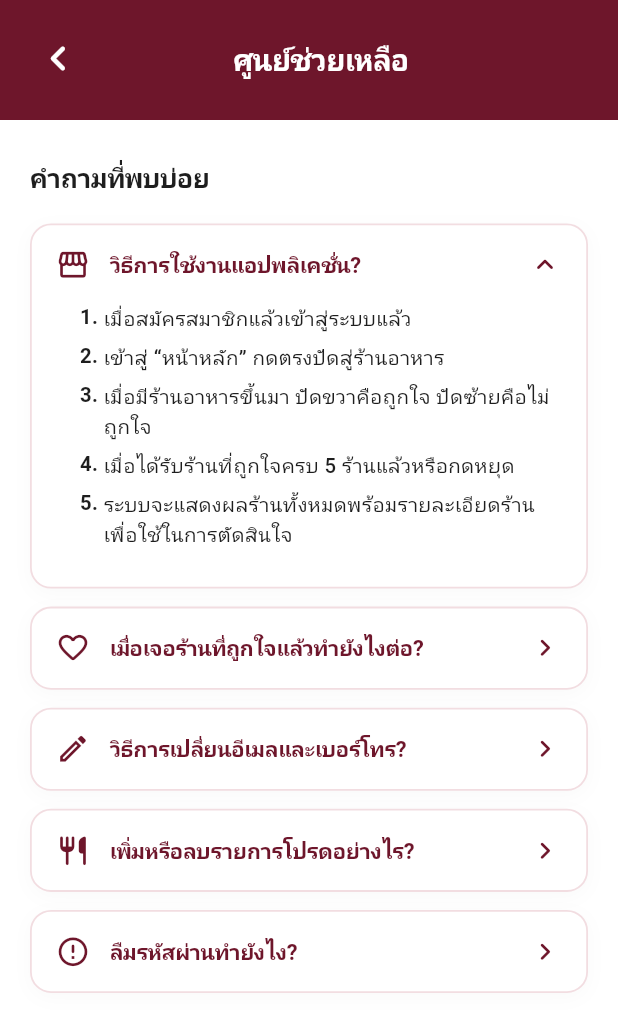
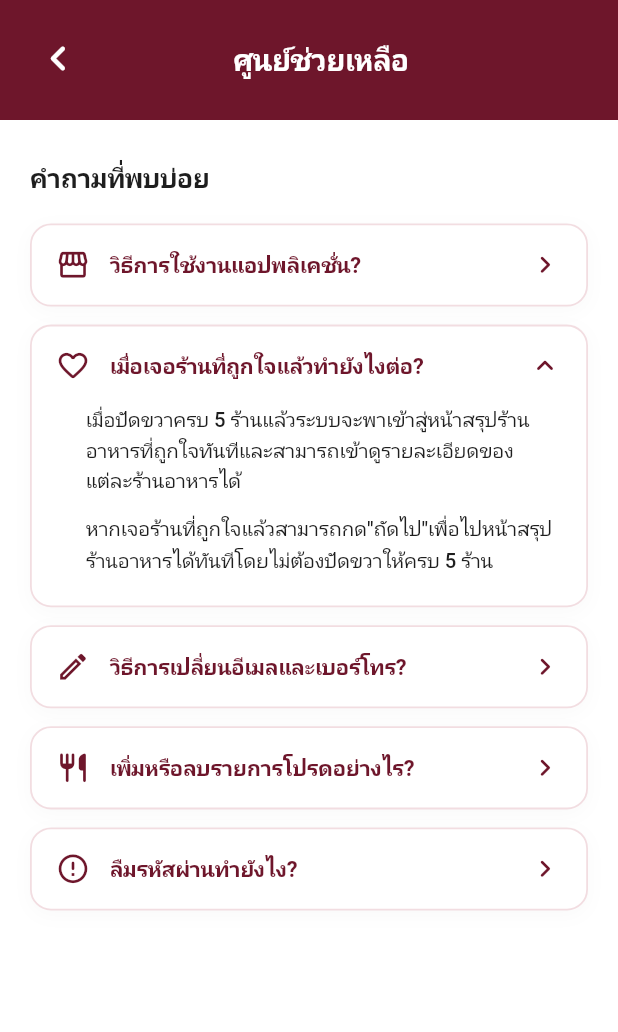
Before and after one commit to Book7076/mobile_pin, a Flutter app: the HelpCenterScreen screen opened directly, on a phone screen of 412 x 824 dp. Shown: the top 1032 px of the screen. Run offline on Flutter 3.47's test engine with Material 3 defaults, Android fonts, the phone set to English and light mode, and no system bars; our stand-ins replace appinio_swiper, flutter_dotenv, flutter_map, flutter_riverpod, geolocator, latlong2 and 1 more; accounts and stored records are empty; statements that could not run were skipped.

Commit message:
feat: อัปเดต HelpCenterScreen เพิ่มคำตอบข้อที่ 2 (เมื่อเจอร้านที่ถูกใจแล้วทำยังไงต่อ?) แบบพารากราฟ 2 ย่อหน้า พร้อมระบบ Accordion ขยายแสดงผล

```diff
--- a/lib/screens/profile/help_center_screen.dart
+++ b/lib/screens/profile/help_center_screen.dart
@@ -11,24 +11,27 @@ class HelpCenterScreen extends StatefulWidget {
 class _FaqItem {
   final IconData icon;
   final String question;
-  final List<String> steps;
+  final bool isNumbered;
+  final List<String> content;
 
   const _FaqItem({
     required this.icon,
     required this.question,
-    required this.steps,
+    this.isNumbered = true,
+    required this.content,
   });
 }
 
 class _HelpCenterScreenState extends State<HelpCenterScreen> {
-  // Index of the currently expanded FAQ card (0 is expanded initially to match mockup)
-  int? _expandedIndex = 0;
+  // Index of the currently expanded FAQ card (1 is expanded to show Question 2 answer as requested)
+  int? _expandedIndex = 1;
 
   final List<_FaqItem> _faqList = const [
     _FaqItem(
       icon: Icons.storefront_outlined,
       question: 'วิธีการใช้งานแอปพลิเคชั่น?',
-      steps: [
+      isNumbered: true,
+      content: [
         'เมื่อสมัครสมาชิกแล้วเข้าสู่ระบบแล้ว',
         'เข้าสู่ “หน้าหลัก” กดตรงปัดสู่ร้านอาหาร',
         'เมื่อมีร้านอาหารขึ้นมา ปัดขวาคือถูกใจ ปัดซ้ายคือไม่ถูกใจ',
@@ -39,17 +42,17 @@ class _HelpCenterScreenState extends State<HelpCenterScreen> {
     _FaqItem(
       icon: Icons.favorite_outline_rounded,
       question: 'เมื่อเจอร้านที่ถูกใจแล้วทำยังไงต่อ?',
-      steps: [
-        'แตะที่ป้ายบุ๊กมาร์กมุมขวาบนเพื่อบันทึกเป็น "รายการโปรด"',
-        'กดปุ่มโทรเพื่อติดต่อสอบถามกับทางร้านได้โดยตรง',
-        'กดปุ่มแผนที่เพื่อเปิดระบบนำทางไปยังร้านอาหารทันที',
-        'สามารถเลือกดูร้านโปรดทั้งหมดได้ที่แท็บ "รายการโปรด"',
+      isNumbered: false,
+      content: [
+        'เมื่อปัดขวาครบ 5 ร้านแล้วระบบจะพาเข้าสู่หน้าสรุปร้านอาหารที่ถูกใจทันทีและสามารถเข้าดูรายละเอียดของแต่ละร้านอาหารได้',
+        'หากเจอร้านที่ถูกใจแล้วสามารถกด"ถัดไป"เพื่อไปหน้าสรุปร้านอาหารได้ทันทีโดยไม่ต้องปัดขวาให้ครบ 5 ร้าน',
       ],
     ),
     _FaqItem(
       icon: Icons.edit_outlined,
       question: 'วิธีการเปลี่ยนอีเมลและเบอร์โทร?',
-      steps: [
+      isNumbered: true,
+      content: [
         'เข้าสู่แท็บ "ผู้ใช้งาน" จากแถบเมนูด้านล่าง',
         'แตะที่แถบโปรไฟล์เพื่อเข้าสู่หน้า "ข้อมูลผู้ใช้งาน"',
         'กดปุ่ม "แก้ไขข้อมูล"',
@@ -60,7 +63,8 @@ class _HelpCenterScreenState extends State<HelpCenterScreen> {
     _FaqItem(
       icon: Icons.restaurant_rounded,
       question: 'เพิ่มหรือลบรายการโปรดอย่างไร?',
-      steps: [
+      isNumbered: true,
+      content: [
         'เข้าไปที่หน้ารายละเอียดของร้านอาหารที่ต้องการ',
         'แตะที่ไอคอนบุ๊กมาร์กมุมขวาบนเพื่อบันทึกร้านเป็นรายการโปรด',
         'เมื่อบันทึกแล้ว ไอคอนจะเปลี่ยนเป็นสีเลือดหมูทึบ',
@@ -70,7 +74,8 @@ class _HelpCenterScreenState extends State<HelpCenterScreen> {
     _FaqItem(
       icon: Icons.error_outline_rounded,
       question: 'ลืมรหัสผ่านทำยังไง?',
-      steps: [
+      isNumbered: true,
+      content: [
         'ไปที่หน้า "แก้ไขข้อมูล" แล้วกดที่ข้อความ "ลืมรหัสผ่าน"',
         'กรอกอีเมลที่ลงทะเบียนไว้ แล้วกด "ส่งรหัสยืนยัน"',
         'นำรหัส OTP 6 หลักที่ได้รับในอีเมลมากรอกเพื่อยืนยัน',
@@ -248,16 +253,12 @@ class _HelpCenterScreenState extends State<HelpCenterScreen> {
                     const SizedBox(width: 8),
 
                     // Trailing Arrow (Up Chevron if expanded, Right Chevron if collapsed)
-                    AnimatedRotation(
-                      turns: isExpanded ? 0.0 : 0.0,
-                      duration: const Duration(milliseconds: 200),
-                      child: Icon(
+                    Icon(
                       isExpanded
                           ? Icons.keyboard_arrow_up_rounded
                           : Icons.chevron_right_rounded,
                       color: const Color(0xFF6E162B),
                       size: 23,
-                      ),
                     ),
                   ],
                 ),
@@ -266,10 +267,11 @@ class _HelpCenterScreenState extends State<HelpCenterScreen> {
                 AnimatedCrossFade(
                   firstChild: const SizedBox.shrink(),
                   secondChild: Padding(
-                    padding: const EdgeInsets.only(top: 14, left: 16, right: 6, bottom: 4),
-                    child: Column(
+                    padding: const EdgeInsets.only(top: 14, left: 20, right: 6, bottom: 4),
+                    child: item.isNumbered
+                        ? Column(
                             crossAxisAlignment: CrossAxisAlignment.start,
-                      children: item.steps.asMap().entries.map((entry) {
+                            children: item.content.asMap().entries.map((entry) {
                               final stepIndex = entry.key + 1;
                               final stepText = entry.value;
 
@@ -284,7 +286,7 @@ class _HelpCenterScreenState extends State<HelpCenterScreen> {
                                         fontSize: 13.5,
                                         fontWeight: FontWeight.w600,
                                         color: Color(0xFF1E1E1E),
-                                  height: 1.45,
+                                        height: 1.48,
                                       ),
                                     ),
                                     Expanded(
@@ -294,11 +296,30 @@ class _HelpCenterScreenState extends State<HelpCenterScreen> {
                                           fontSize: 13.5,
                                           fontWeight: FontWeight.w500,
                                           color: Color(0xFF1E1E1E),
-                                    height: 1.45,
+                                          height: 1.48,
                                         ),
                                       ),
                                     ),
                                   ],
+                                ),
+                              );
+                            }).toList(),
+                          )
+                        : Column(
+                            crossAxisAlignment: CrossAxisAlignment.start,
+                            children: item.content.asMap().entries.map((entry) {
+                              final isLast = entry.key == item.content.length - 1;
+                              return Padding(
+                                padding: EdgeInsets.only(bottom: isLast ? 0 : 12),
+                                child: Text(
+                                  entry.value,
+                                  style: const TextStyle(
+                                    fontSize: 13.5,
+                                    fontWeight: FontWeight.w500,
+                                    color: Color(0xFF1E1E1E),
+                                    height: 1.5,
+                                    letterSpacing: -0.1,
+                                  ),
                                 ),
                               );
                             }).toList(),
```
Lines whose indentation alone changed are shown as unchanged.
